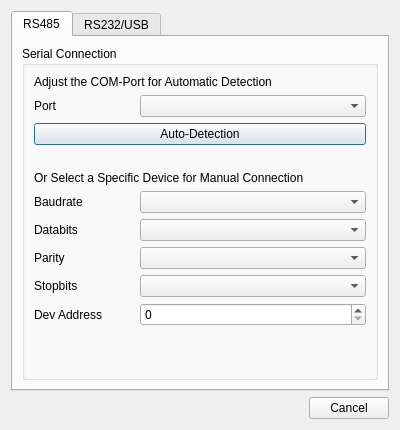
This is dct_widgets/connectdialog/connectdialog.ui in KAYA-Instruments/SDI-Control-Point as Qt 5 draws it before an edit. The edited form follows.
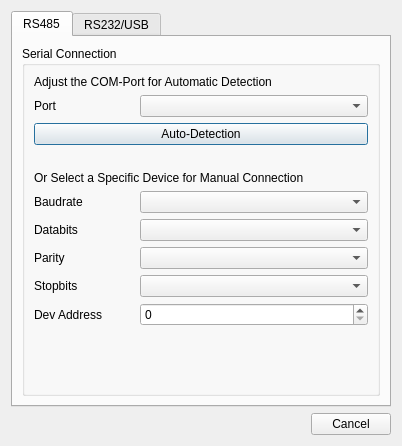
This is the edited form. Icons and pictures are not drawn.

Commit message:
Added windows deploy script, additional fixes in connect dialog
- Added a deploy script to easily deploy a win32 application
- Fixed a bug in the connect dialog, where a click on "connect"
  would crash the application if no com port was available

Also:
- Fixed typo in update box
- Fixed missing ressource link for connectdialog form

Patch:
```diff
--- a/dct_widgets/connectdialog/connectdialog.ui
+++ b/dct_widgets/connectdialog/connectdialog.ui
@@ -9,8 +9,8 @@
    <rect>
     <x>0</x>
     <y>0</y>
-    <width>400</width>
-    <height>430</height>
+    <width>402</width>
+    <height>446</height>
    </rect>
   </property>
   <property name="sizePolicy">
```
Left out of the diff: 4 changed lines with no effect on the pictures. The commit also changes 3 other files.
